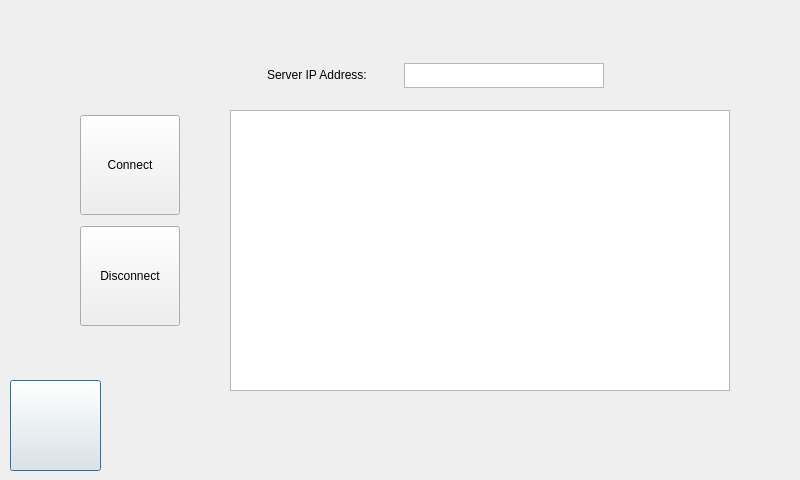
re3Dprinting/touchscreen, file ClientApp/qt/serverwindow.ui: the form before one commit.
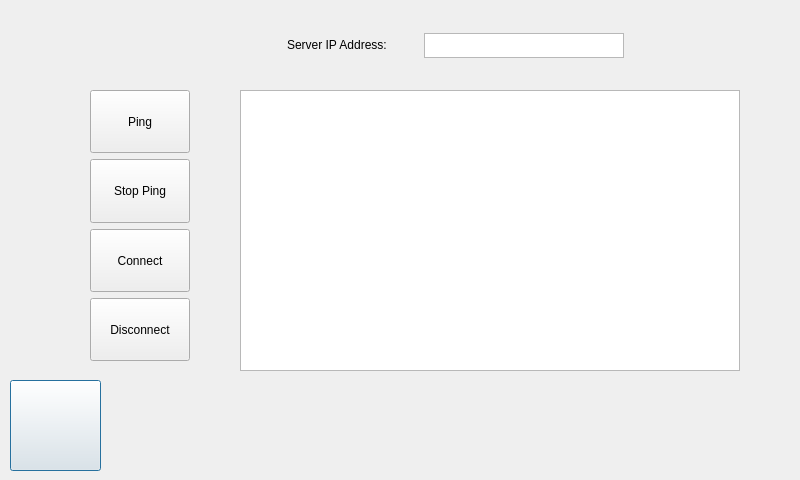
The form after the commit. Icons and pictures are not drawn.

Commit message: Stop print button moved from temperature window to print window, server side ping function implemented

```diff
--- a/ClientApp/qt/serverwindow.ui
+++ b/ClientApp/qt/serverwindow.ui
@@ -48,16 +48,42 @@
     </size>
    </property>
   </widget>
-  <widget class="QWidget" name="">
+  <widget class="QWidget" name="layoutWidget">
    <property name="geometry">
     <rect>
-     <x>80</x>
-     <y>110</y>
+     <x>90</x>
+     <y>90</y>
      <width>131</width>
-     <height>221</height>
+     <height>271</height>
     </rect>
    </property>
    <layout class="QVBoxLayout" name="verticalLayout">
+    <item>
+     <widget class="QPushButton" name="Ping">
+      <property name="maximumSize">
+       <size>
+        <width>100</width>
+        <height>100</height>
+       </size>
+      </property>
+      <property name="text">
+       <string>Ping</string>
+      </property>
+     </widget>
+    </item>
+    <item>
+     <widget class="QPushButton" name="StopPing">
+      <property name="maximumSize">
+       <size>
+        <width>100</width>
+        <height>100</height>
+       </size>
+      </property>
+      <property name="text">
+       <string>Stop Ping</string>
+      </property>
+     </widget>
+    </item>
     <item>
      <widget class="QPushButton" name="ConnectServer">
       <property name="maximumSize">
@@ -89,8 +115,8 @@
   <widget class="QTextBrowser" name="ServerOutput">
    <property name="geometry">
     <rect>
-     <x>230</x>
-     <y>110</y>
+     <x>240</x>
+     <y>90</y>
      <width>500</width>
      <height>281</height>
     </rect>
@@ -108,11 +134,11 @@
     </size>
    </property>
   </widget>
-  <widget class="QWidget" name="">
+  <widget class="QWidget" name="layoutWidget">
    <property name="geometry">
     <rect>
-     <x>240</x>
-     <y>50</y>
+     <x>260</x>
+     <y>20</y>
      <width>391</width>
      <height>51</height>
     </rect>
```
The commit also changes 11 other files.
